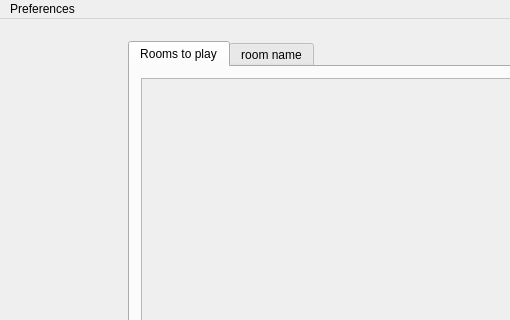
elieserdejesus/JamTaba, file src/jamtaba/gui/mainframe.ui: the form before one commit; both pictures show x 0 to 510 and y 0 to 320 of the 1160 by 750 pixel window.
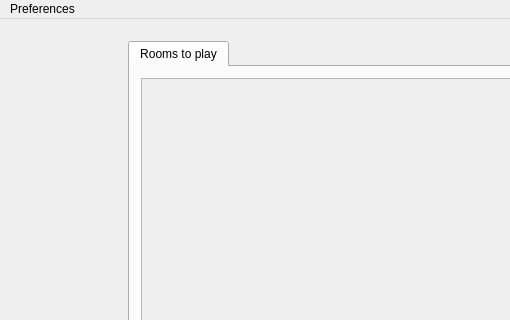
The form after the commit.

```diff
--- a/src/jamtaba/gui/mainframe.ui
+++ b/src/jamtaba/gui/mainframe.ui
@@ -114,11 +114,6 @@
            </item>
           </layout>
          </widget>
-         <widget class="QWidget" name="tab_2">
-          <attribute name="title">
-           <string>room name</string>
-          </attribute>
-         </widget>
         </widget>
        </item>
       </layout>
```
